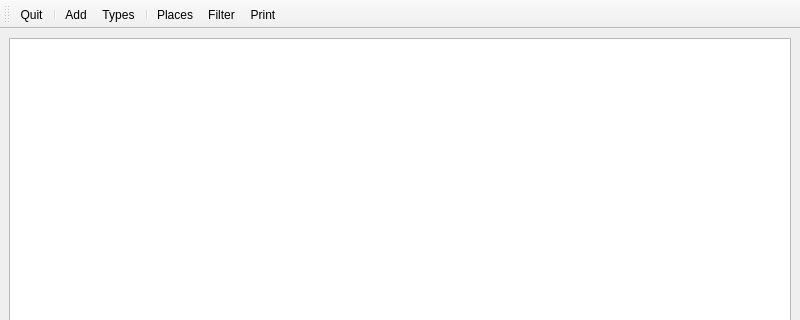
Before: the Qt Designer form mainwindow.ui in clckwrkbdgr/inventory, drawn with Qt 5; both pictures show x 0 to 800 and y 0 to 320 of the 800 by 600 pixel window.
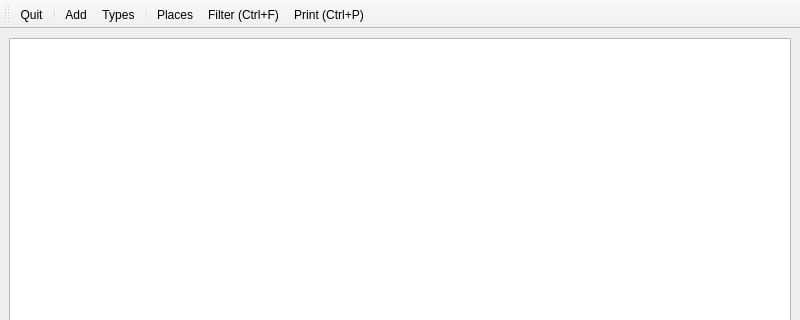
After: the same form once the commit is applied. Icons and pictures are not drawn.

Patch:
```diff
--- a/mainwindow.ui
+++ b/mainwindow.ui
@@ -140,7 +140,7 @@
      <normaloff>:/icons/filter</normaloff>:/icons/filter</iconset>
    </property>
    <property name="text">
-    <string>Filter</string>
+    <string>Filter (Ctrl+F)</string>
    </property>
    <property name="toolTip">
     <string>Set filter on item view</string>
@@ -176,7 +176,7 @@
      <normaloff>:/icons/print</normaloff>:/icons/print</iconset>
    </property>
    <property name="text">
-    <string>Print</string>
+    <string>Print (Ctrl+P)</string>
    </property>
    <property name="toolTip">
     <string>Print current view</string>
@@ -194,7 +194,7 @@
      <normaloff>:/icons/quit</normaloff>:/icons/quit</iconset>
    </property>
    <property name="text">
-    <string>Quit</string>
+    <string>Quit (Ctrl+Q)</string>
    </property>
    <property name="iconText">
     <string>Quit</string>
```
Left out of the diff: 2 changed lines with no effect on the pictures.
